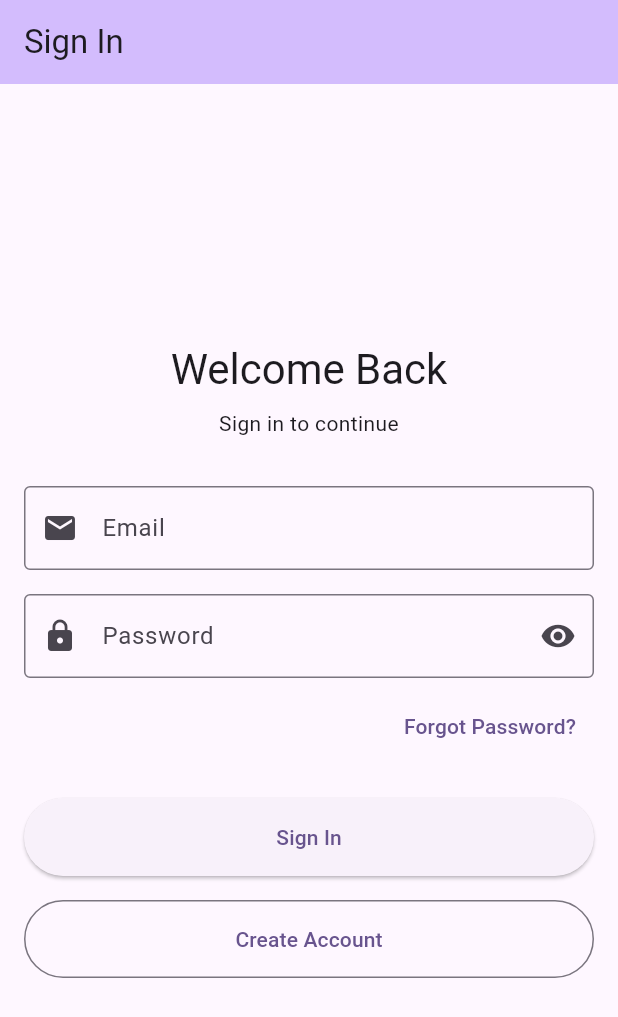
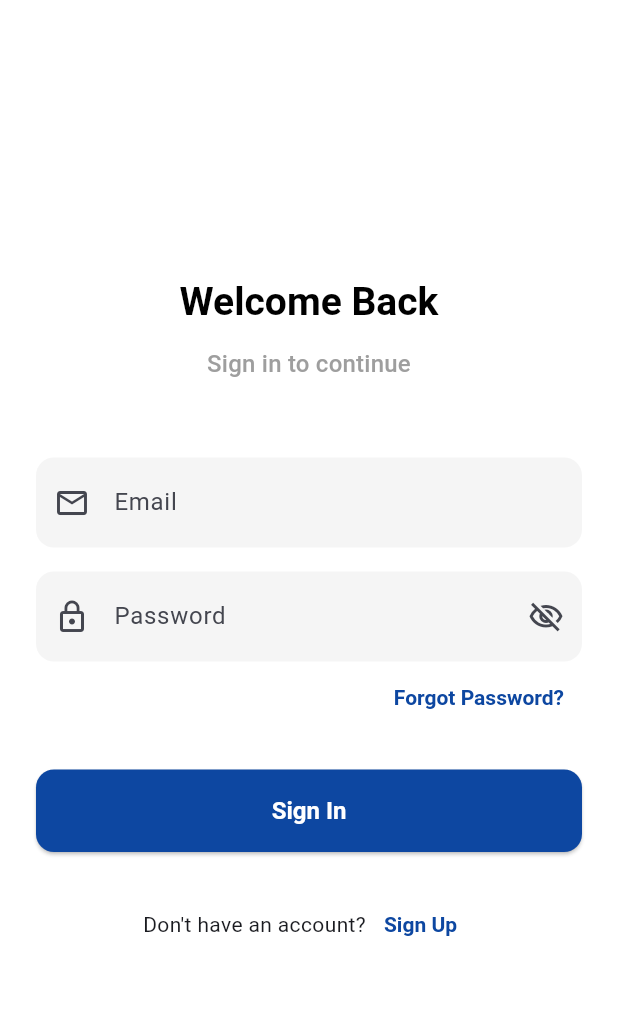
Before and after one commit to makzibs/AWS_Flutter_Thesis, a Flutter app: the SignInPage screen opened directly, on a phone screen of 412 x 824 dp. Shown: the top 1017 px of the screen. Run offline on Flutter 3.47's test engine with Material 3 defaults, Android fonts, the phone set to English and light mode, and no system bars.

Commit message:
basic authentication and theme improvisation

```diff
--- /dev/null
+++ b/lib/models/confirm_user.dart
@@ -0,0 +1,22 @@
+import 'dart:convert';
+
+class ConfirmUser {
+  final String email;
+  final String confirmationCode;
+
+
+  ConfirmUser({required this.email,  required this.confirmationCode});
+
+
+  Map<String, dynamic> toMap() {
+    return<String, dynamic> {
+      'email': email,
+      'confirmationCode': confirmationCode,
+
+    };
+  }
+
+  String toJson() => json.encode(toMap());
+
+
+}
--- /dev/null
+++ b/lib/models/sign_in_user.dart
@@ -0,0 +1,22 @@
+import 'dart:convert';
+
+class SignInUser {
+  final String email;
+  final String password;
+
+
+  SignInUser({required this.email,  required this.password});
+
+
+  Map<String, dynamic> toMap() {
+    return<String, dynamic> {
+      'email': email,
+      'password': password,
+
+    };
+  }
+
+  String toJson() => json.encode(toMap());
+
+
+}
--- a/lib/views/home_page.dart
+++ b/lib/views/home_page.dart
@@ -1,9 +1,9 @@
 import 'package:flutter/material.dart';
 
 class MyHomePage extends StatefulWidget {
-  const MyHomePage({super.key, required this.title});
+  const MyHomePage({super.key});
 
-  final String title;
+
 
   @override
   State<MyHomePage> createState() => _MyHomePageState();
@@ -15,7 +15,7 @@ class _MyHomePageState extends State<MyHomePage> {
     return Scaffold(
       appBar: AppBar(
         backgroundColor: Theme.of(context).colorScheme.inversePrimary,
-        title: Text(widget.title),
+
       ),
       body: const Center(
         child: Column(
--- a/lib/views/signin_page.dart
+++ b/lib/views/signin_page.dart
@@ -1,6 +1,6 @@
+import 'package:demo_flutter_aws/controllers/auth_controller.dart';
+import 'package:demo_flutter_aws/views/signup_page.dart';
 import 'package:flutter/material.dart';
-import 'signup_page.dart';
-import 'home_page.dart';
 
 class SignInPage extends StatefulWidget {
   const SignInPage({super.key});
@@ -11,9 +11,12 @@ class SignInPage extends StatefulWidget {
 
 class _SignInPageState extends State<SignInPage> {
   final _formKey = GlobalKey<FormState>();
+  final AuthController _authController = AuthController();
   final _emailController = TextEditingController();
   final _passwordController = TextEditingController();
+
   bool _obscurePassword = true;
+  bool _isLoading = false;
 
   @override
   void dispose() {
@@ -22,30 +25,27 @@ class _SignInPageState extends State<SignInPage> {
     super.dispose();
   }
 
-  void _signin() {
+  void _signin() async {
     if (_formKey.currentState!.validate()) {
-      ScaffoldMessenger.of(context).showSnackBar(
-        const SnackBar(content: Text('Signin successful!')),
+      setState(() => _isLoading = true);
+      await _authController.signInUser(
+        email: _emailController.text,
+        password: _passwordController.text,
+        context: context,
       );
-      Navigator.pushReplacement(
-        context,
-        MaterialPageRoute(
-          builder: (context) =>
-              const MyHomePage(title: 'Flutter Demo Home Page'),
-        ),
-      );
+      if (mounted) {
+        setState(() => _isLoading = false);
+      }
     }
   }
 
   @override
   Widget build(BuildContext context) {
     return Scaffold(
-      appBar: AppBar(
-        title: const Text('Sign In'),
-        backgroundColor: Theme.of(context).colorScheme.inversePrimary,
-      ),
-      body: Padding(
-        padding: const EdgeInsets.all(16.0),
+      body: SafeArea(
+        child: Center(
+          child: SingleChildScrollView(
+            padding: const EdgeInsets.symmetric(horizontal: 24.0),
             child: Form(
               key: _formKey,
               child: Column(
@@ -54,32 +54,25 @@ class _SignInPageState extends State<SignInPage> {
                 children: [
                   Text(
                     'Welcome Back',
-                style: Theme.of(context).textTheme.headlineMedium,
                     textAlign: TextAlign.center,
+                    style: Theme.of(context).textTheme.headlineSmall,
                   ),
-              const SizedBox(height: 8),
+                  const SizedBox(height: 12),
                   Text(
                     'Sign in to continue',
-                style: Theme.of(context).textTheme.bodyMedium,
                     textAlign: TextAlign.center,
+                    style: Theme.of(context).textTheme.titleMedium,
                   ),
-              const SizedBox(height: 32),
+                  const SizedBox(height: 50),
                   TextFormField(
                     controller: _emailController,
                     keyboardType: TextInputType.emailAddress,
                     decoration: const InputDecoration(
-                  labelText: 'Email',
-                  prefixIcon: Icon(Icons.email),
-                  border: OutlineInputBorder(),
+                      hintText: 'Email',
+                      prefixIcon: Icon(Icons.email_outlined),
                     ),
                      validator: (value) {
-                  if (value == null || value.isEmpty) {
-                    return 'Please enter your email';
-                  }
-                  if (!RegExp(r'^[\w-\.]+@([\w-]+\.)+[\w-]{2,4}$')
-                      .hasMatch(value)) {
-                    return 'Please enter a valid email';
-                  }
+                      if (value == null || value.isEmpty) return 'Please enter your email';
                       return null;
                     },
                   ),
@@ -88,63 +81,48 @@ class _SignInPageState extends State<SignInPage> {
                     controller: _passwordController,
                     obscureText: _obscurePassword,
                     decoration: InputDecoration(
-                  labelText: 'Password',
-                  prefixIcon: const Icon(Icons.lock),
+                      hintText: 'Password',
+                      prefixIcon: const Icon(Icons.lock_outline),
                       suffixIcon: IconButton(
-                    icon: Icon(
-                      _obscurePassword
-                          ? Icons.visibility
-                          : Icons.visibility_off,
+                        icon: Icon(_obscurePassword ? Icons.visibility_off_outlined : Icons.visibility_outlined),
+                        onPressed: () => setState(() => _obscurePassword = !_obscurePassword),
                       ),
-                    onPressed: () {
-                      setState(() {
-                        _obscurePassword = !_obscurePassword;
-                      });
-                    },
-                  ),
-                  border: const OutlineInputBorder(),
                     ),
                      validator: (value) {
-                  if (value == null || value.isEmpty) {
-                    return 'Please enter your password';
-                  }
+                      if (value == null || value.isEmpty) return 'Please enter your password';
                       return null;
                     },
                   ),
-              const SizedBox(height: 8),
                   Align(
                     alignment: Alignment.centerRight,
                     child: TextButton(
-                  onPressed: () {
-                    // TODO: Implement forgot password
-                  },
+                      onPressed: () { /* TODO: Forgot Password */ },
                       child: const Text('Forgot Password?'),
                     ),
                   ),
                   const SizedBox(height: 24),
                   ElevatedButton(
-                onPressed: _signin,
-                style: ElevatedButton.styleFrom(
-                  padding: const EdgeInsets.symmetric(vertical: 16),
+                    onPressed: _isLoading ? null : _signin,
+                    child: _isLoading ? const CircularProgressIndicator(color: Colors.white) : const Text('Sign In'),
                   ),
-                child: const Text('Sign In'),
-              ),
-              const SizedBox(height: 16),
-              OutlinedButton(
+                  const SizedBox(height: 24),
+                  Row(
+                    mainAxisAlignment: MainAxisAlignment.center,
+                    children: [
+                      Text("Don't have an account?", style: Theme.of(context).textTheme.bodyMedium),
+                      TextButton(
                         onPressed: () {
-                  Navigator.push(
-                    context,
-                    MaterialPageRoute(
-                      builder: (context) => const SignupPage(),
-                    ),
+                          Navigator.of(context).pushReplacement(
+                            MaterialPageRoute(builder: (context) => const SignupPage()),
                           );
                         },
-                style: OutlinedButton.styleFrom(
-                  padding: const EdgeInsets.symmetric(vertical: 16),
-                ),
-                child: const Text('Create Account'),
+                        child: const Text('Sign Up'),
                       ),
                     ],
+                  ),
+                ],
+              ),
+            ),
           ),
         ),
       ),
```
Also changed, not shown: lib/controllers/auth_controller.dart (+80 -2 lines), lib/main.dart (+47 -10 lines), lib/views/confirm_sign_up_screen.dart (+89 -3 lines), lib/views/signup_page.dart (+66 -117 lines). Lines whose indentation alone changed are shown as unchanged.
